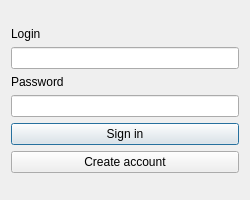
Before: the Qt Designer form signinwindow.ui in szymon27/xkomx, drawn with Qt 5.
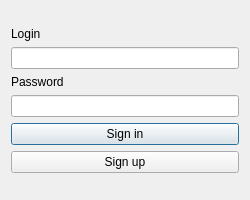
After: the same form once the commit is applied.

```diff
--- a/signinwindow.ui
+++ b/signinwindow.ui
@@ -66,7 +66,7 @@
        <item>
         <widget class="QPushButton" name="pushButton">
          <property name="text">
-          <string>Create account</string>
+          <string>Sign up</string>
          </property>
         </widget>
        </item>
```
Left out of the diff: 6 changed lines with no effect on the pictures.
